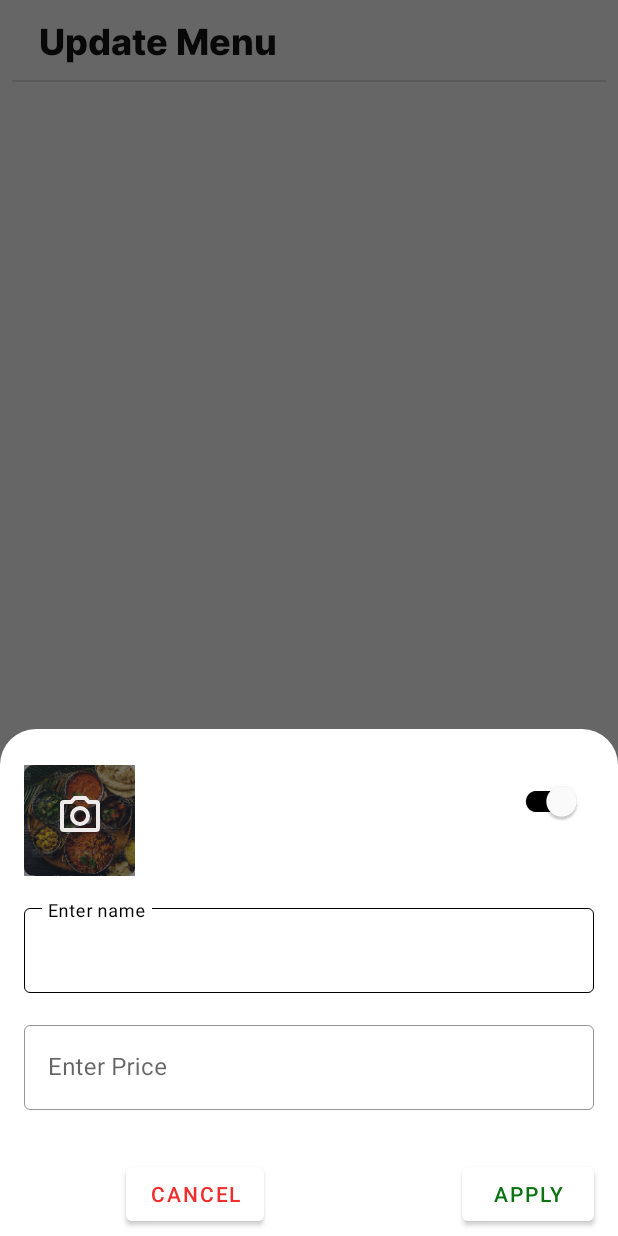
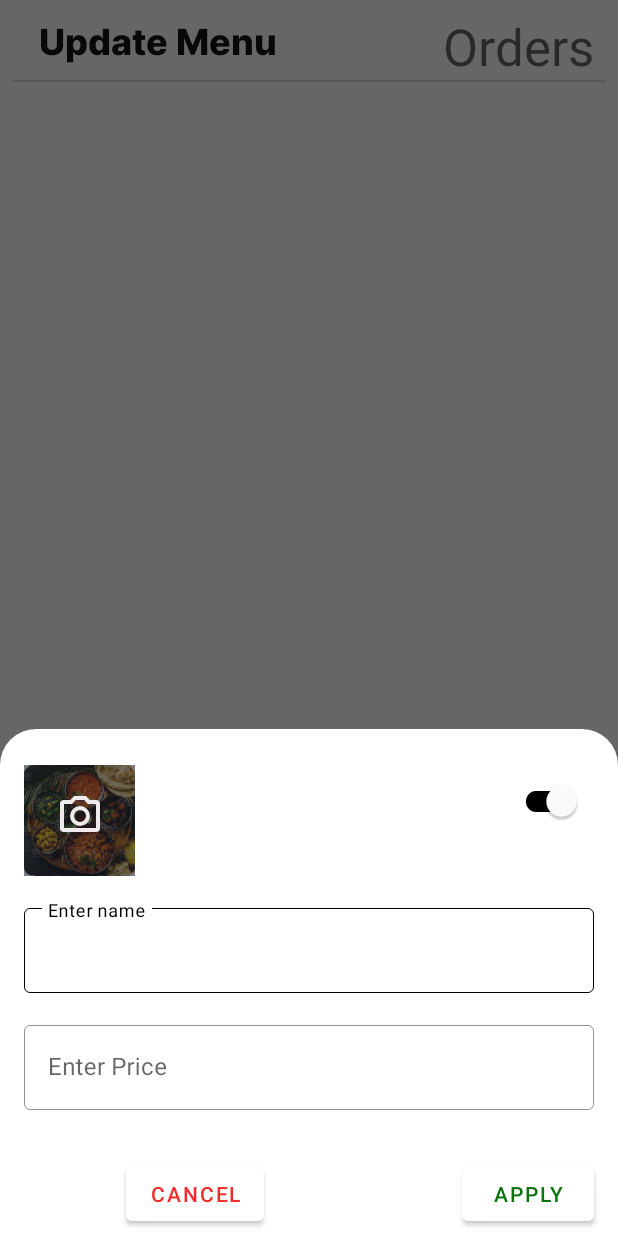
Before and after one commit to karthikdatta123/Owner-App, an Android app: the fragment AddItemFood placed in its activity, on a phone screen of 412 x 824 dp. Run offline under Robolectric (Android 15) with nearby library versions, the phone set to English and light mode, and no system bars; our stand-ins replace Firebase (no records; nobody signed in at launch, a user with empty details on screens opened directly).

Commit message:
Fragment switching added

```diff
--- a/app/build.gradle
+++ b/app/build.gradle
@@ -39,6 +39,7 @@ dependencies {
     implementation 'androidx.navigation:navigation-fragment:2.3.5'
     implementation 'androidx.navigation:navigation-ui:2.3.5'
     implementation 'com.google.firebase:firebase-database:20.0.3'
+    implementation 'com.google.firebase:firebase-storage:20.0.0'
     testImplementation 'junit:junit:4.+'
     androidTestImplementation 'androidx.test.ext:junit:1.1.3'
     androidTestImplementation 'androidx.test.espresso:espresso-core:3.4.0'
--- a/app/src/main/java/com/example/ownerapp/MainActivity.java
+++ b/app/src/main/java/com/example/ownerapp/MainActivity.java
@@ -25,4 +25,10 @@ public class MainActivity extends AppCompatActivity {
         transaction.add(R.id.FrameLayout, updateMenuMain);
         transaction.commit();
     }
+    public void replaceFragment1(SecondFragment secondFragment) {
+        FragmentManager manager = getSupportFragmentManager();
+        FragmentTransaction transaction = manager.beginTransaction();
+        transaction.add(R.id.FrameLayout, secondFragment);
+        transaction.commit();
+    }
 }
--- a/app/src/main/java/com/example/ownerapp/UpdateMenuMain.java
+++ b/app/src/main/java/com/example/ownerapp/UpdateMenuMain.java
@@ -11,6 +11,8 @@ import android.widget.TextView;
 
 import androidx.annotation.NonNull;
 import androidx.fragment.app.Fragment;
+import androidx.fragment.app.FragmentManager;
+import androidx.fragment.app.FragmentTransaction;
 import androidx.recyclerview.widget.LinearLayoutManager;
 import androidx.recyclerview.widget.RecyclerView;
 
@@ -141,6 +143,17 @@ public class UpdateMenuMain extends Fragment {
 
     public void onViewCreated(@NonNull View view, Bundle savedInstanceState) {
         super.onViewCreated(view, savedInstanceState);
+        orders.setOnClickListener(new View.OnClickListener() {
+            @Override
+            public void onClick(View view) {
+                // Create new fragment and transaction
+                FragmentManager fragmentManager = getActivity().getSupportFragmentManager();
+                FragmentTransaction transaction = fragmentManager.beginTransaction();
+                transaction.setReorderingAllowed(true);
+                transaction.replace(R.id.constraintLayout, SecondFragment.class, null);
+                transaction.commit();
+            }
+        });
     }
     @Override
     public void onDestroyView() {
--- a/app/src/main/res/layout/fragment_second.xml
+++ b/app/src/main/res/layout/fragment_second.xml
@@ -4,6 +4,7 @@
     xmlns:tools="http://schemas.android.com/tools"
     android:layout_width="match_parent"
     android:layout_height="match_parent"
+    android:background="@color/white"
     tools:context=".SecondFragment">
 
     <TextView
--- a/app/src/main/res/layout/update_menu_main.xml
+++ b/app/src/main/res/layout/update_menu_main.xml
@@ -7,7 +7,8 @@
     android:layout_height="match_parent"
     android:orientation="vertical"
     tools:context=".MainActivity"
-    tools:ignore="ExtraText">
+    tools:ignore="ExtraText"
+    android:background="@color/white">
 
     <TextView
         android:id="@+id/textView"
@@ -76,7 +77,7 @@
         android:layout_marginEnd="16dp"
         android:text="Orders"
         android:textAppearance="@style/TextAppearance.AppCompat.Display1"
-        android:visibility="gone"
+        android:visibility="visible"
         app:layout_constraintEnd_toEndOf="parent"
         app:layout_constraintTop_toTopOf="parent" />
 
```
Also changed, not shown: app/src/main/java/com/example/ownerapp/RowAdapter.java (+29 -6 lines), app/src/main/java/com/example/ownerapp/SecondFragment.java (+23 -10 lines).
